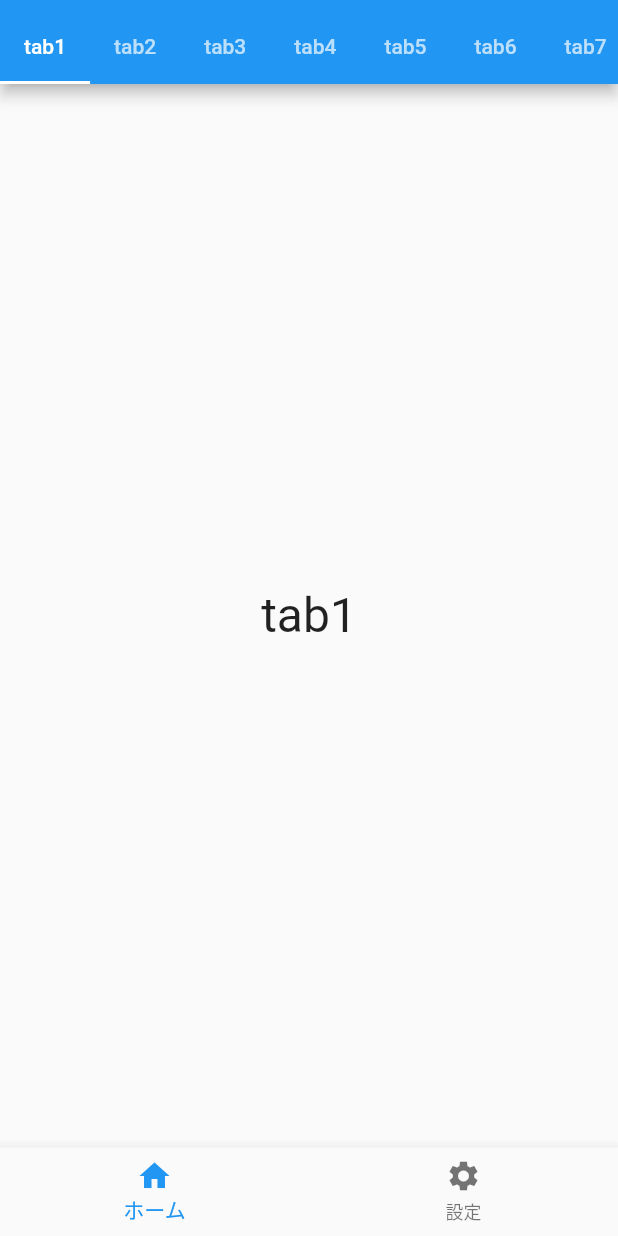
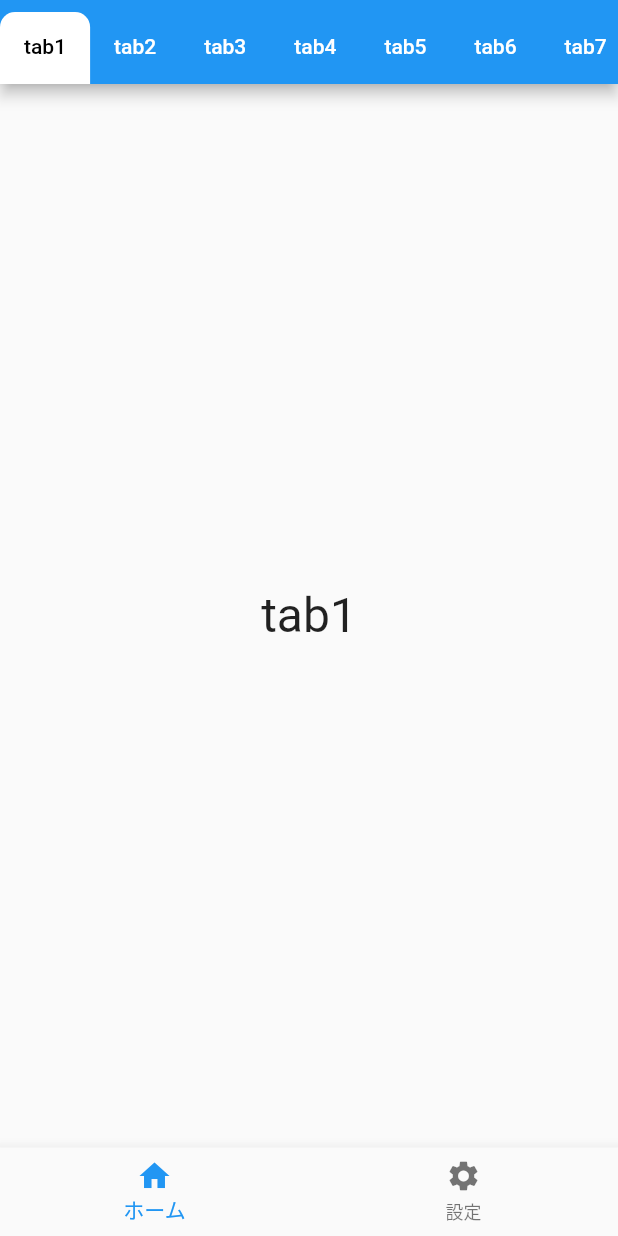
Before and after one commit to Moapp-KimuraYuta/j_button, a Flutter app: the screen it shows after launch, on a phone screen of 412 x 824 dp. Run offline on Flutter 3.47's test engine with Material 2 defaults, Android fonts, the phone set to English and light mode, and no system bars; our stand-ins replace settings_ui.

Commit message:
タブバーのデザイン変更＋端末画面サイズを使用して可変的なUIへ変更

```diff
--- a/lib/src/screens/home.dart
+++ b/lib/src/screens/home.dart
@@ -13,8 +13,9 @@ class HomeScreen extends StatelessWidget {
 
   @override
   Widget build(BuildContext context) {
+    final Size size = MediaQuery.of(context).size;
     return DefaultTabController(
-      initialIndex: 0, // 最初に表示するタブ
+      // initialIndex: 0, // 最初に表示するタブ
       length: 8, // タブの数
       child: Scaffold(
         appBar: AppBar(
@@ -22,6 +23,13 @@ class HomeScreen extends StatelessWidget {
             mainAxisAlignment: MainAxisAlignment.end,
             children: const [
               TabBar(
+                indicator: BoxDecoration(
+                    borderRadius: BorderRadius.only(
+                        topLeft: Radius.circular(10.0),
+                        topRight: Radius.circular(10.0)),
+                    color: Colors.white),
+                labelColor: Colors.black,
+                unselectedLabelColor: Colors.white,
                 isScrollable: true,
                 tabs: <Widget>[
                   Tab(text: 'tab1'),
```
